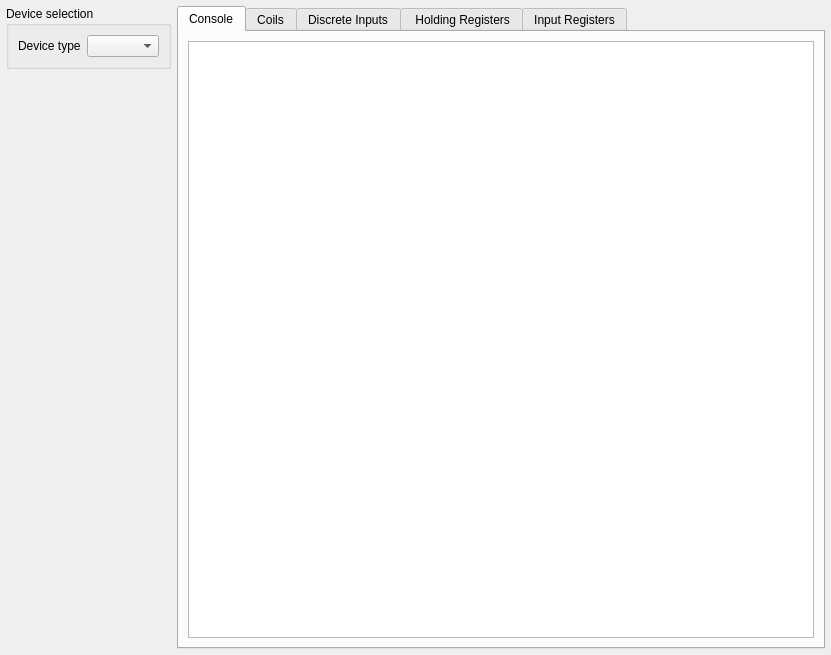
This is src/modbus/SAKModbusDebugPage.ui in x-tools-author/x-tools as Qt 5 draws it before an edit. The edited form follows.
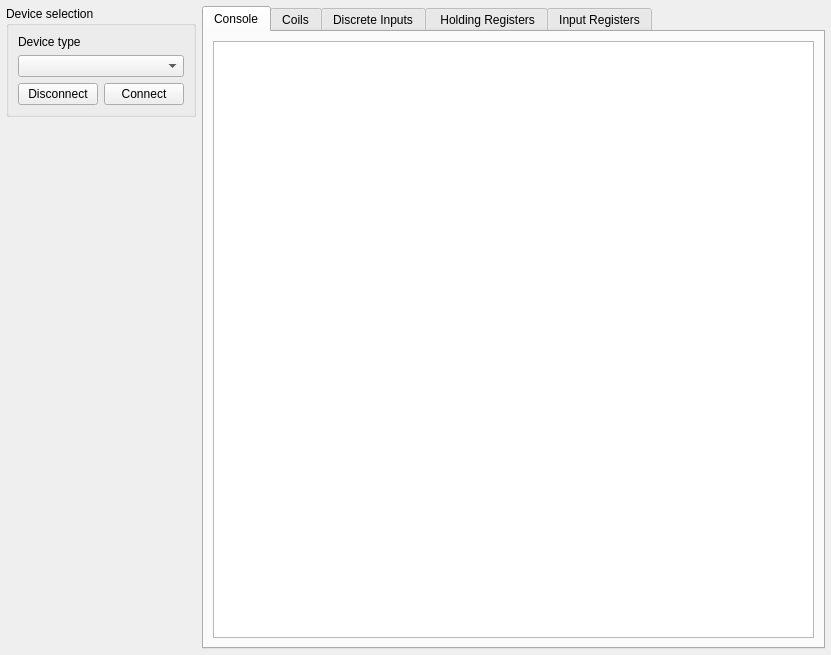
This is the edited form.

The edit to the form file:
```diff
--- a/src/modbus/SAKModbusDebugPage.ui
+++ b/src/modbus/SAKModbusDebugPage.ui
@@ -69,13 +69,24 @@
          <string>Device selection</string>
         </property>
         <layout class="QGridLayout" name="gridLayout_3">
-         <item row="0" column="1">
-          <widget class="QComboBox" name="deviceTypeComboBox"/>
+         <item row="2" column="0">
+          <widget class="QPushButton" name="disconnectionPushButton">
+           <property name="text">
+            <string>Disconnect</string>
+           </property>
+          </widget>
          </item>
-         <item row="0" column="0">
+         <item row="2" column="1">
+          <widget class="QPushButton" name="connectionPushButton">
+           <property name="text">
+            <string>Connect</string>
+           </property>
+          </widget>
+         </item>
+         <item row="0" column="0" colspan="2">
           <widget class="QLabel" name="label">
            <property name="sizePolicy">
-            <sizepolicy hsizetype="Fixed" vsizetype="Preferred">
+            <sizepolicy hsizetype="Preferred" vsizetype="Preferred">
              <horstretch>0</horstretch>
              <verstretch>0</verstretch>
             </sizepolicy>
@@ -85,6 +96,16 @@
            </property>
           </widget>
          </item>
+         <item row="1" column="0" colspan="2">
+          <widget class="QComboBox" name="deviceTypeComboBox">
+           <property name="sizePolicy">
+            <sizepolicy hsizetype="Ignored" vsizetype="Fixed">
+             <horstretch>0</horstretch>
+             <verstretch>0</verstretch>
+            </sizepolicy>
+           </property>
+          </widget>
+         </item>
         </layout>
        </widget>
       </item>
```
Left out of the diff: 80 changed lines with no effect on the pictures.
